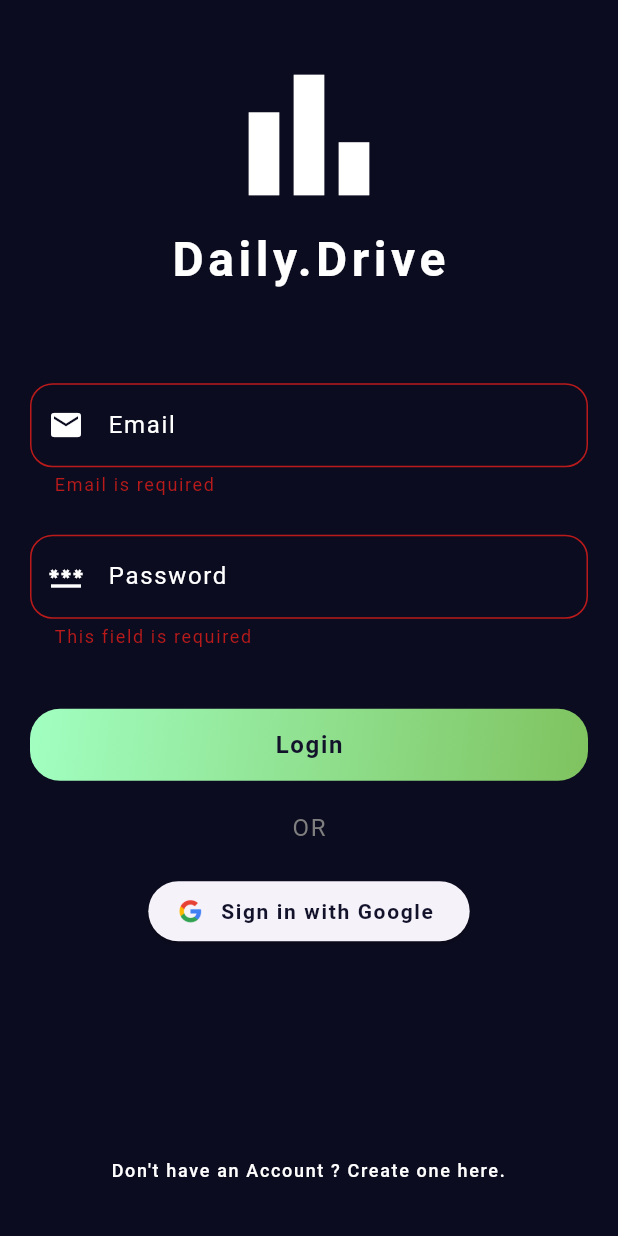
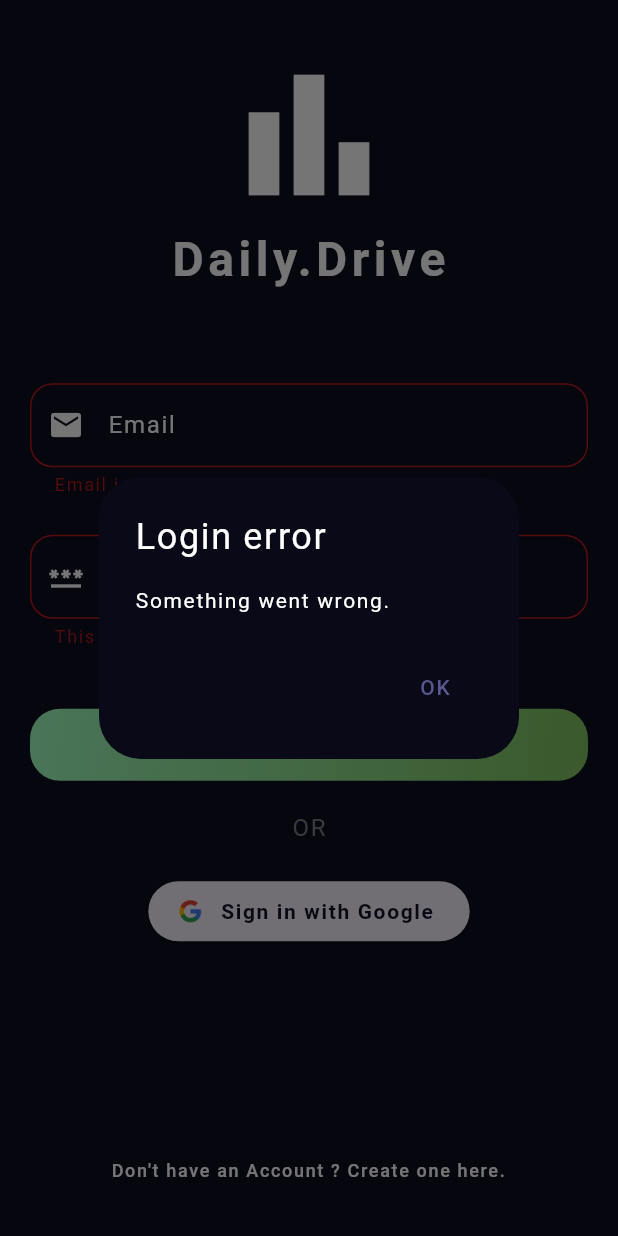
Before and after one commit to DanceaRadu/DailyDrive, a Flutter app: the screen it shows after launch, after a tap on "Login", after a tap on "Sign in with Google", on a phone screen of 412 x 824 dp. Run offline on Flutter 3.47's test engine with Material 3 defaults, Android fonts, the phone set to English and light mode, and no system bars; our stand-ins replace cloud_firestore, firebase_auth, firebase_core, flutter_riverpod, google_sign_in, percent_indicator and 1 more; accounts and stored records are empty; generated files the repository leaves out were written again.

Commit message:
General improvements to the login and registration form.

```diff
--- a/lib/pages/auth_pages/error_dialog.dart
+++ b/lib/pages/auth_pages/error_dialog.dart
@@ -1,3 +1,4 @@
+import 'package:daily_drive/color_palette.dart';
 import 'package:flutter/material.dart';
 
 class ErrorDialog extends StatelessWidget {
@@ -9,6 +10,7 @@
   @override
   Widget build(BuildContext context) {
     return AlertDialog(
+      backgroundColor: ColorPalette.darkerSurface,
       title: Text(title),
       content: Text(message),
       actions: [
--- a/lib/pages/auth_pages/login_form.dart
+++ b/lib/pages/auth_pages/login_form.dart
@@ -1,5 +1,4 @@
 import 'package:firebase_auth/firebase_auth.dart';
-import 'package:flutter/foundation.dart';
 import 'package:flutter/material.dart';
 import 'package:google_sign_in/google_sign_in.dart';
 
@@ -26,6 +25,8 @@
   final _passwordController = TextEditingController();
   final _formKey = GlobalKey<FormState>();
 
+  bool isLoading = false;
+
   void _showErrorDialog(String title, String message) {
     showDialog(
         context: context,
@@ -37,8 +38,17 @@
 
   Future<User?> _signInWithGoogle() async {
     try {
+      setState(() {
+        isLoading = true;
+      });
       final GoogleSignInAccount? googleUser = await widget.googleSignIn.signIn();
-      if (googleUser == null) return null;
+      if (googleUser == null) {
+        setState(() {
+          isLoading = false;
+          _showErrorDialog('Login error', 'Something went wrong.');
+        });
+        return null;
+      }
 
       final GoogleSignInAuthentication googleAuth = await googleUser.authentication;
 
@@ -50,9 +60,10 @@
       UserCredential userCredential = await widget.auth.signInWithCredential(credential);
       return userCredential.user;
     } catch (e) {
-      if (kDebugMode) {
-        print(e);
-      }
+      setState(() {
+        isLoading = false;
+        _showErrorDialog('Login error', 'Something went wrong.');
+      });
       return null;
     }
   }
@@ -60,12 +71,17 @@
   Future<void> _login() async {
     if (_formKey.currentState?.validate() ?? false) {
       try {
-        final UserCredential userCredential = await widget.auth.signInWithEmailAndPassword(
+        setState(() {
+          isLoading = true;
+        });
+        await widget.auth.signInWithEmailAndPassword(
           email: _emailController.text.trim(),
           password: _passwordController.text.trim(),
         );
       } on FirebaseAuthException catch (e) {
         setState(() {
+          _passwordController.clear();
+          isLoading = false;
           _showErrorDialog('Login error', 'Please check your email and password and try again.');
         });
       }
@@ -82,7 +98,7 @@
           const SizedBox(height: 25),
           AuthFormField(labelText: "Password", icon: Icons.password, obscureText: true, controller: _passwordController, validator: nullValidator),
           const SizedBox(height: 40),
-          MainButton(text: 'Login', onPressed: _login),
+          MainButton(text: 'Login', onPressed: _login, isLoading: isLoading),
           const SizedBox(height: 20),
           const Text(
             "OR",
```
Also changed, not shown: lib/pages/auth_pages/register_form.dart (+9 -1 lines), lib/pages/profile_page/goals/goal_card.dart (+9 -1 lines), lib/pages/profile_page/goals/goals_form.dart (+14 -4 lines).
